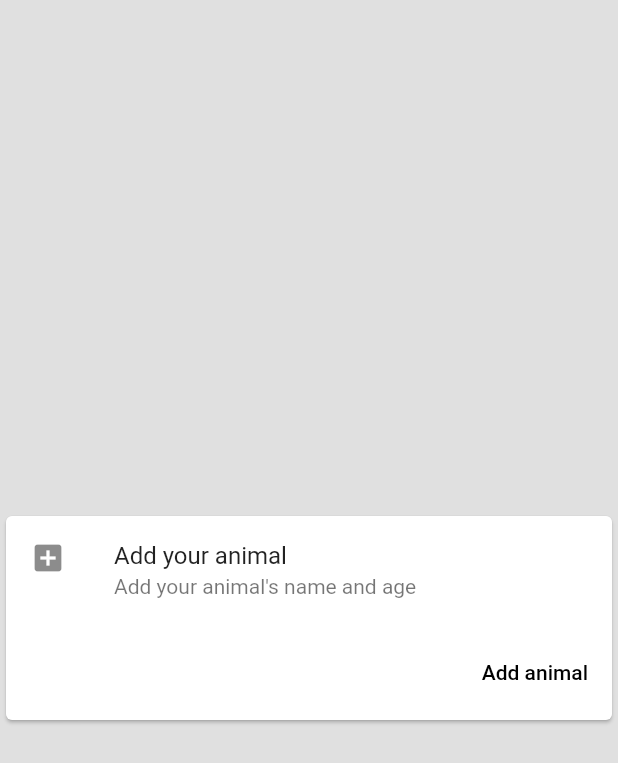
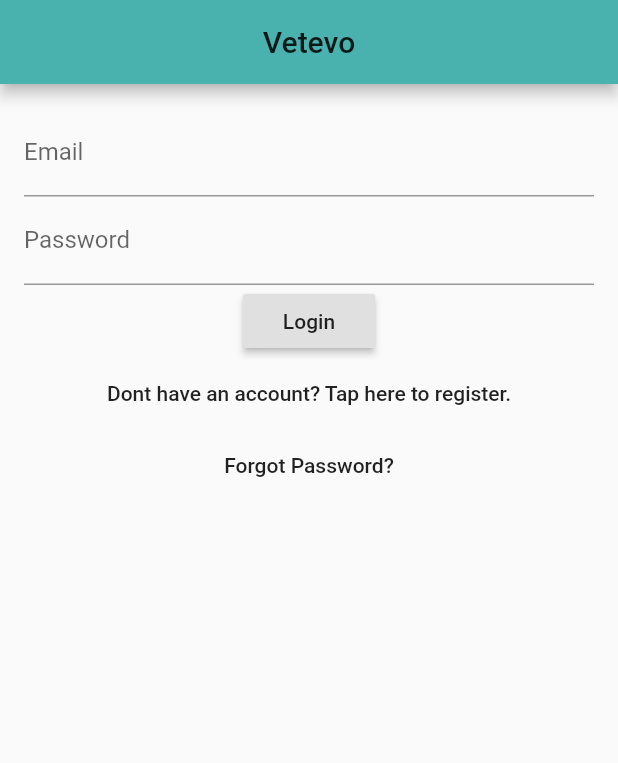
Before and after one commit to anawebdev/vlutter, a Flutter app: the screen it shows after launch, on a phone screen of 412 x 824 dp. Shown: the top 763 px of the screen. Run offline on Flutter 3.47's test engine with Material 2 defaults, Android fonts, the phone set to English and light mode, and no system bars.

Commit message:
added colors, login page and route

```diff
--- a/lib/main.dart
+++ b/lib/main.dart
@@ -1,11 +1,18 @@
 import "package:flutter/material.dart";
+import "utils/colors.dart";
 import "screens/dashboard.dart";
+import "screens/login.dart";
 
-void main() => runApp(Vlutter());
-
-class Vlutter extends StatelessWidget {
-    @override
-    Widget build(BuildContext context) {
-        return DashboardScreen();
-    }
+void main() {
+  runApp(MaterialApp(
+    title: 'Vetevo App',
+    theme: ThemeData(
+      primaryColor: PrimaryColor,
+    ),
+    initialRoute: '/',
+    routes: {
+      '/': (context) => LoginScreen(),
+      '/dashboard': (context) => DashboardScreen()
+    },
+  ));
 }
--- /dev/null
+++ b/lib/screens/login.dart
@@ -0,0 +1,158 @@
+import "package:flutter/material.dart";
+import "../utils/colors.dart";
+
+class LoginScreen extends StatefulWidget {
+  @override
+  State<StatefulWidget> createState() => new _LoginPageState();
+}
+
+// Used for controlling whether the user is loggin or creating an account
+enum FormType {
+  login,
+  register
+}
+
+class _LoginPageState extends State<LoginScreen> {
+
+  final TextEditingController _emailFilter = new TextEditingController();
+  final TextEditingController _passwordFilter = new TextEditingController();
+  String _email = "";
+  String _password = "";
+  FormType _form = FormType.login;
+
+  _LoginPageState() {
+    _emailFilter.addListener(_emailListen);
+    _passwordFilter.addListener(_passwordListen);
+  }
+
+  void _emailListen() {
+    if (_emailFilter.text.isEmpty) {
+      _email = "";
+    } else {
+      _email = _emailFilter.text;
+    }
+  }
+
+  void _passwordListen() {
+    if (_passwordFilter.text.isEmpty) {
+      _password = "";
+    } else {
+      _password = _passwordFilter.text;
+    }
+  }
+
+  // Swap in between our two forms, registering and logging in
+  void _formChange () async {
+    setState(() {
+      if (_form == FormType.register) {
+        _form = FormType.login;
+      } else {
+        _form = FormType.register;
+      }
+    });
+  }
+
+  @override
+  Widget build(BuildContext context) {
+    return new Scaffold(
+      appBar: _buildBar(context),
+      body: new Container(
+        padding: EdgeInsets.all(16.0),
+        child: new Column(
+          children: <Widget>[
+            _buildTextFields(),
+            _buildButtons(),
+          ],
+        ),
+      ),
+    );
+  }
+
+  Widget _buildBar(BuildContext context) {
+    return new AppBar(
+      title: new Text("Vetevo"),
+      centerTitle: true,
+      backgroundColor: PrimaryColor
+    );
+  }
+
+  Widget _buildTextFields() {
+    return new Container(
+      child: new Column(
+        children: <Widget>[
+          new Container(
+            child: new TextField(
+              controller: _emailFilter,
+              decoration: new InputDecoration(
+                labelText: 'Email'
+              ),
+            ),
+          ),
+          new Container(
+            child: new TextField(
+              controller: _passwordFilter,
+              decoration: new InputDecoration(
+                labelText: 'Password'
+              ),
+              obscureText: true,
+            ),
+          )
+        ],
+      ),
+    );
+  }
+
+  Widget _buildButtons() {
+    if (_form == FormType.login) {
+      return new Container(
+        child: new Column(
+          children: <Widget>[
+            new RaisedButton(
+              child: new Text('Login'),
+              onPressed: _loginPressed,
+            ),
+            new FlatButton(
+              child: new Text('Dont have an account? Tap here to register.'),
+              onPressed: _formChange,
+            ),
+            new FlatButton(
+              child: new Text('Forgot Password?'),
+              onPressed: _passwordReset,
+            )
+          ],
+        ),
+      );
+    } else {
+      return new Container(
+        child: new Column(
+          children: <Widget>[
+            new RaisedButton(
+              child: new Text('Create an Account'),
+              onPressed: _createAccountPressed,
+            ),
+            new FlatButton(
+              child: new Text('Have an account? Click here to login.'),
+              onPressed: _formChange,
+            )
+          ],
+        ),
+      );
+    }
+  }
+
+
+  void _loginPressed () {
+    print('The user wants to login with $_email and $_password');
+  }
+
+  void _createAccountPressed () {
+    print('The user wants to create an accoutn with $_email and $_password');
+
+  }
+
+  void _passwordReset () {
+    print("The user wants a password reset request sent to $_email");
+  }
+
+
+}
--- /dev/null
+++ b/lib/utils/colors.dart
@@ -0,0 +1,2 @@
+import "package:flutter/material.dart";
+const PrimaryColor = const Color(0xFF49B2AE);
```
